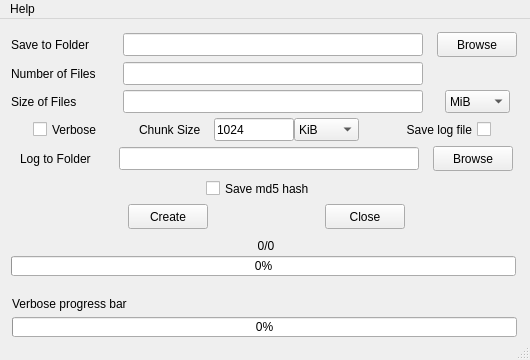
This is design/qt/MainWindow.ui in matuzalemmuller/dummy-files-creator as Qt 5 draws it before an edit. The edited form follows.
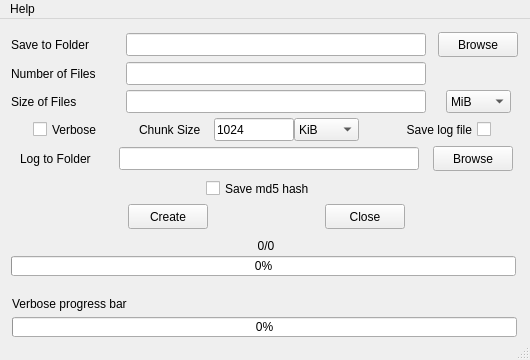
This is the edited form.

Commit message: Adjust label size in gnome 3

What changed in the file:
```diff
--- a/design/qt/MainWindow.ui
+++ b/design/qt/MainWindow.ui
@@ -141,13 +141,13 @@
        <widget class="QLabel" name="label_path">
         <property name="minimumSize">
          <size>
-          <width>85</width>
+          <width>100</width>
           <height>23</height>
          </size>
         </property>
         <property name="maximumSize">
          <size>
-          <width>85</width>
+          <width>100</width>
           <height>23</height>
          </size>
         </property>
@@ -405,13 +405,13 @@
        <widget class="QLabel" name="label_size_files">
         <property name="minimumSize">
          <size>
-          <width>70</width>
+          <width>100</width>
           <height>23</height>
          </size>
         </property>
         <property name="maximumSize">
          <size>
-          <width>70</width>
+          <width>100</width>
           <height>23</height>
          </size>
         </property>
@@ -493,13 +493,13 @@
        <widget class="QLabel" name="label_n_files">
         <property name="minimumSize">
          <size>
-          <width>95</width>
+          <width>100</width>
           <height>23</height>
          </size>
         </property>
         <property name="maximumSize">
          <size>
-          <width>95</width>
+          <width>100</width>
           <height>23</height>
          </size>
         </property>
```
The commit also changes 3 other files.
